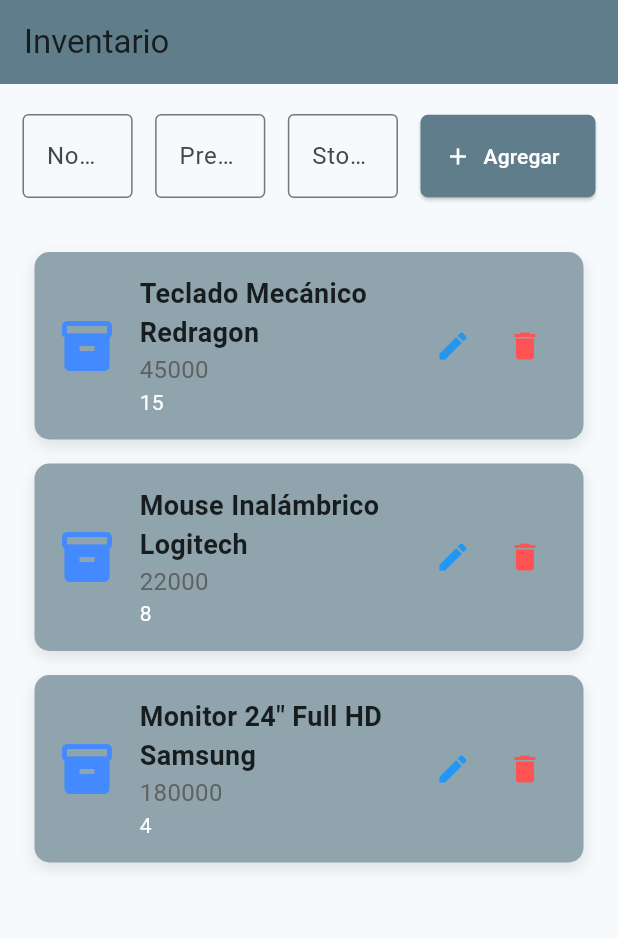
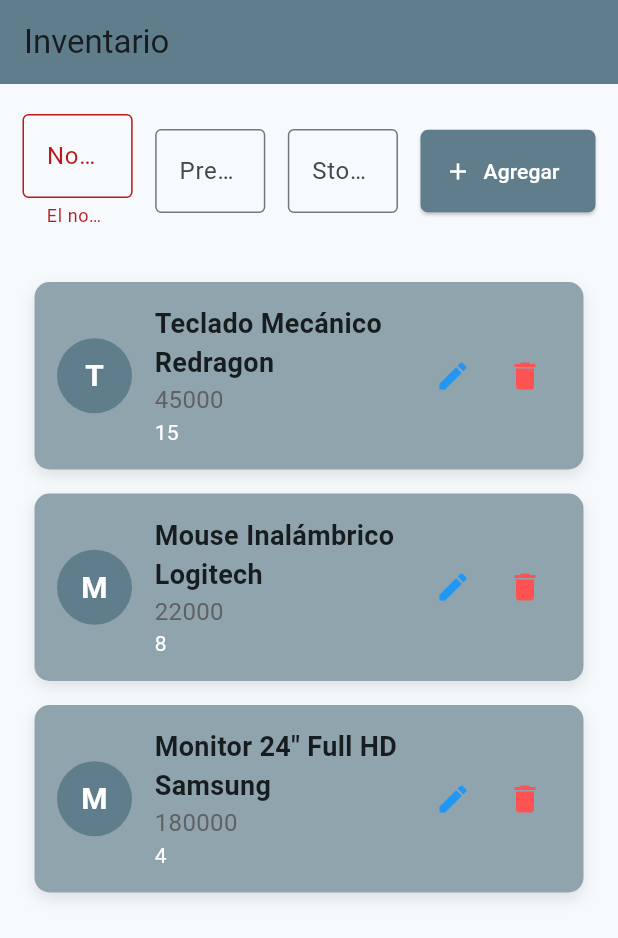
Before and after one commit to Jjjuancho/appprueba, a Flutter app: the screen it shows after launch, after a tap on "Agregar", on a phone screen of 412 x 824 dp. Shown: the top 938 px of the screen. Run offline on Flutter 3.47's test engine with Material 3 defaults, Android fonts, the phone set to English and light mode, and no system bars.

Commit message:
Clase del 30-04

```diff
--- a/lib/main.dart
+++ b/lib/main.dart
@@ -1,4 +1,6 @@
 // ignore_for_file: deprecated_member_use
+import 'package:appprueba/models/insumo.dart';
+import 'package:appprueba/widgets/tarjeta_producto.dart';
 import 'package:flutter/material.dart';
 
 void main() {
@@ -45,6 +47,8 @@
   final TextEditingController controladorPrecio = TextEditingController();
   final TextEditingController controladorStock = TextEditingController();
 
+  bool errorNombre = false;
+
   // Dentro de el state de la funcion
 
   void eliminar(int index){
@@ -72,6 +76,12 @@
                     inventario.removeAt(index);
                   });
                   Navigator.pop(context);
+                  ScaffoldMessenger.of(context).showSnackBar(
+                    SnackBar(
+                      content: const Text('Producto eliminado correctamente.'),
+                      duration: Duration(seconds: 2),
+                    ),
+                  );
                 },
                 child: Text("Confirmar y eliminar")
               ),
@@ -105,9 +115,10 @@
 
                   child: TextField(
                     controller: controladorNombre,
-                    decoration: const InputDecoration(
+                    decoration: InputDecoration(
                       labelText: 'Nombre del producto',
-                      border: OutlineInputBorder(),
+                      border: const OutlineInputBorder(),
+                      errorText: errorNombre ? "El nombre es necesario" : null,
                     ),
                   ),
                 ),
@@ -161,8 +172,14 @@
                           controladorNombre.clear();
                           controladorPrecio.clear();
                           controladorStock.clear();
+
+                          errorNombre = false;
                         });
 
+                      }else{
+                        setState(() {
+                          errorNombre = true;
+                        });
                       }
                     },
                     icon: const Icon(Icons.add, color: Colors.white),
@@ -207,67 +224,9 @@
   }
 }
 
-// Clase Insumo
-class Insumo {
-  String nombre;
-  String precio;
-  String stock;
-
-  Insumo({
-    required this.nombre,
-    required this.precio,
-    required this.stock,
-  });
-}
-
 // Lista de productos, lista de instancia de Insumo
 List<Insumo> inventario = [
 Insumo(nombre: 'Teclado Mecánico Redragon', precio: '45000', stock: '15'),
 Insumo(nombre: 'Mouse Inalámbrico Logitech', precio: '22000', stock: '8'),
 Insumo(nombre: 'Monitor 24" Full HD Samsung', precio: '180000', stock: '4'),
 ];
-
-// Clase del container
-class TarjetaProducto extends StatelessWidget {
-
-  final VoidCallback onEliminar;
-  final VoidCallback onEditar;
-
-  final Insumo insumo;
-  const TarjetaProducto({super.key, required this.insumo, required this.onEliminar, required this.onEditar});
-
-  @override
-  Widget build(BuildContext context) {
-    return Container(
-      margin: const EdgeInsets.symmetric(horizontal: 15, vertical: 8),
-      padding: EdgeInsets.all(15),
-      decoration: BoxDecoration(
-        color: Colors.blueGrey[300],
-        borderRadius: BorderRadius.circular(10),
-        boxShadow: [
-          BoxShadow(
-            color: Colors.black.withOpacity(0.1),
-            blurRadius: 8,
-            offset: const Offset(0, 4)
-          )
-        ]
-      ),
-      child: Row(
-        children: [
-          const Icon(Icons.inventory_2, size: 40, color: Colors.blueAccent),
-          const SizedBox(width: 15),
-          Expanded(child: Column(
-            crossAxisAlignment: CrossAxisAlignment.start,
-            children: [
-              Text(insumo.nombre, style: TextStyle(fontSize: 18, fontWeight: FontWeight.bold)),
-              Text('${insumo.precio}', style: TextStyle(fontSize: 16, color: Colors.grey[700])),
-              Text('${insumo.stock}', style: TextStyle(fontSize: 14, color: Colors.white)),
-            ],
-          )),
-          IconButton(onPressed: onEditar, icon: Icon(Icons.edit, color: Colors.blue)),
-          IconButton(onPressed: onEliminar, icon: Icon(Icons.delete, color: Colors.redAccent))
-        ],
-      ),
-    );
-  }
-}
--- /dev/null
+++ b/lib/models/insumo.dart
@@ -0,0 +1,12 @@
+// Clase Insumo
+class Insumo {
+  String nombre;
+  String precio;
+  String stock;
+
+  Insumo({
+    required this.nombre,
+    required this.precio,
+    required this.stock,
+  });
+}
--- /dev/null
+++ b/lib/widgets/tarjeta_producto.dart
@@ -0,0 +1,62 @@
+// Clase del container
+import 'package:appprueba/models/insumo.dart';
+import 'package:flutter/material.dart';
+
+class TarjetaProducto extends StatelessWidget {
+
+  final VoidCallback onEliminar;
+  final VoidCallback onEditar;
+
+  final Insumo insumo;
+  const TarjetaProducto({super.key, required this.insumo, required this.onEliminar, required this.onEditar});
+
+  @override
+  Widget build(BuildContext context) {
+    return Container(
+      margin: const EdgeInsets.symmetric(horizontal: 15, vertical: 8),
+      padding: EdgeInsets.all(15),
+      decoration: BoxDecoration(
+        color: Colors.blueGrey[300],
+        borderRadius: BorderRadius.circular(10),
+        boxShadow: [
+          BoxShadow(
+            color: Colors.black.withOpacity(0.1),
+            blurRadius: 8,
+            offset: const Offset(0, 4)
+          )
+        ]
+      ),
+      child: Row(
+        children: [
+
+          // ESTO ESTAMOS AGREGANDO
+          CircleAvatar(
+            backgroundColor: Colors.blueGrey,
+            radius: 25,
+            child: Text(
+              insumo.nombre[0].toUpperCase(),
+              style: const
+                TextStyle(
+                  fontSize: 20,
+                  color: Colors.white,
+                  fontWeight: FontWeight.bold,
+                )),
+          ),
+          // ESTO ESTAMOS AGREGANDO
+
+          const SizedBox(width: 15),
+          Expanded(child: Column(
+            crossAxisAlignment: CrossAxisAlignment.start,
+            children: [
+              Text(insumo.nombre, style: TextStyle(fontSize: 18, fontWeight: FontWeight.bold)),
+              Text('${insumo.precio}', style: TextStyle(fontSize: 16, color: Colors.grey[700])),
+              Text('${insumo.stock}', style: TextStyle(fontSize: 14, color: Colors.white)),
+            ],
+          )),
+          IconButton(onPressed: onEditar, icon: Icon(Icons.edit, color: Colors.blue)),
+          IconButton(onPressed: onEliminar, icon: Icon(Icons.delete, color: Colors.redAccent))
+        ],
+      ),
+    );
+  }
+}
```
Also changed, not shown: lib/cosas.dart (deleted), 1 other file.
